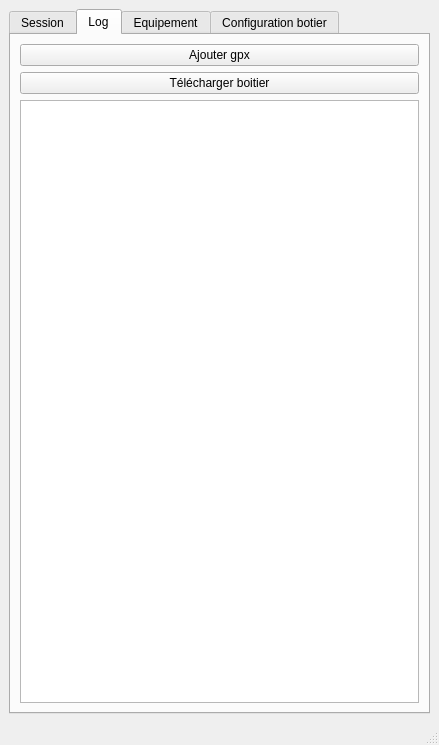
This is seafoil-log-analyzer/ui/main_window.ui in ThomasLeMezo/seafoil-tools as Qt 5 draws it before an edit. The edited form follows.
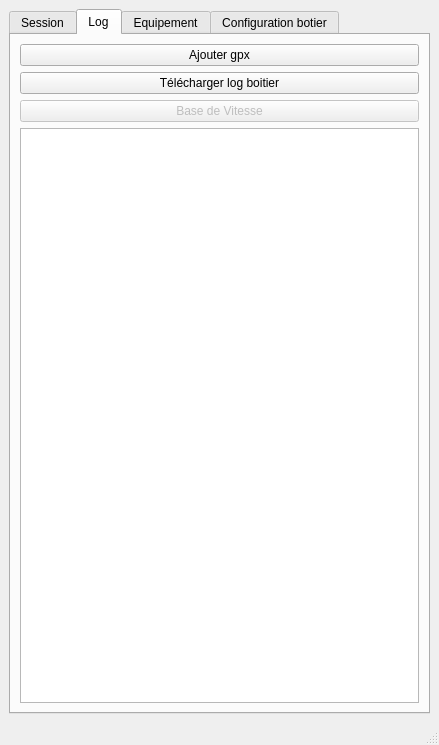
This is the edited form.

What changed in the file:
```diff
--- a/seafoil-log-analyzer/ui/main_window.ui
+++ b/seafoil-log-analyzer/ui/main_window.ui
@@ -89,7 +89,17 @@
         <item>
          <widget class="QPushButton" name="pushButton_upload_log">
           <property name="text">
-           <string>Télécharger boitier</string>
+           <string>Télécharger log boitier</string>
+          </property>
+         </widget>
+        </item>
+        <item>
+         <widget class="QPushButton" name="pushButton_add_basevitesse">
+          <property name="enabled">
+           <bool>false</bool>
+          </property>
+          <property name="text">
+           <string>Base de Vitesse</string>
           </property>
          </widget>
         </item>
```
